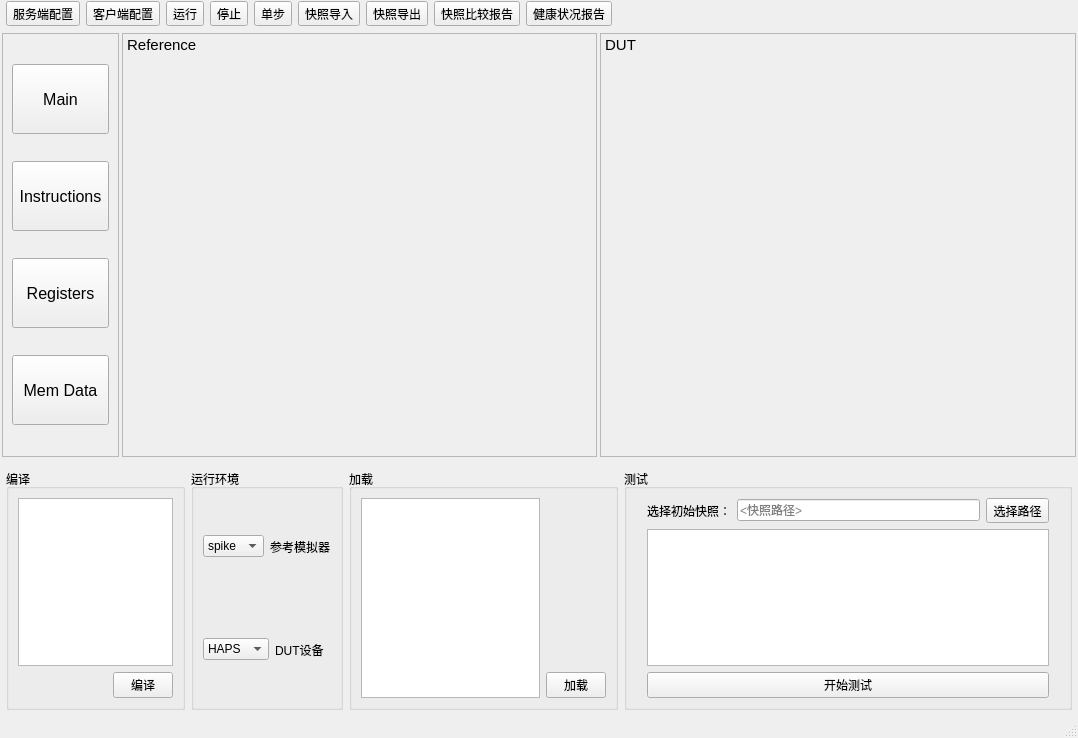
Before: the Qt Designer form ui/manageV0.1.ui in zfcfuture/CADS, drawn with Qt 5.
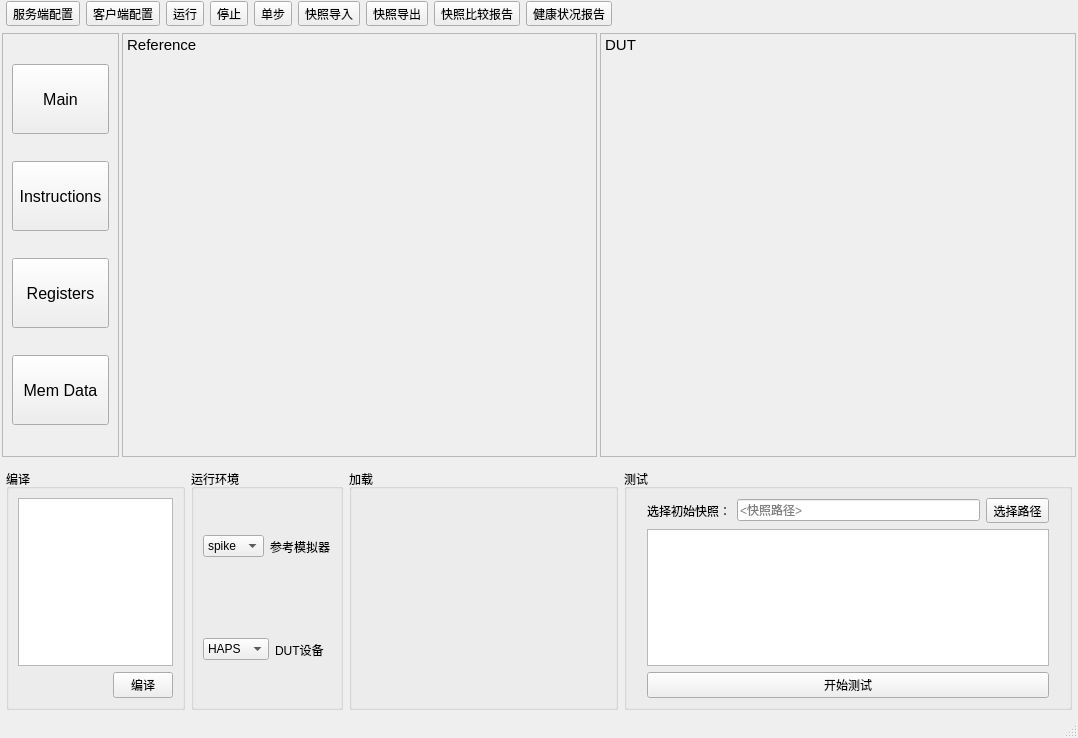
After: the same form once the commit is applied. Icons and pictures are not drawn.

What changed in the file:
```diff
--- a/ui/manageV0.1.ui
+++ b/ui/manageV0.1.ui
@@ -595,39 +595,9 @@
          <property name="title">
           <string>加载</string>
          </property>
-         <layout class="QHBoxLayout" name="horizontalLayout_7" stretch="2,0">
+         <layout class="QHBoxLayout" name="horizontalLayout_7">
           <item>
-           <widget class="QTableWidget" name="load_Widget"/>
-          </item>
-          <item>
-           <layout class="QVBoxLayout" name="verticalLayout_5">
-            <item>
-             <spacer name="verticalSpacer">
-              <property name="orientation">
-               <enum>Qt::Vertical</enum>
-              </property>
-              <property name="sizeHint" stdset="0">
-               <size>
-                <width>20</width>
-                <height>40</height>
-               </size>
-              </property>
-             </spacer>
-            </item>
-            <item>
-             <widget class="QPushButton" name="load_Button">
-              <property name="maximumSize">
-               <size>
-                <width>60</width>
-                <height>16777215</height>
-               </size>
-              </property>
-              <property name="text">
-               <string>加载</string>
-              </property>
-             </widget>
-            </item>
-           </layout>
+           <layout class="QGridLayout" name="gridLayout"/>
           </item>
          </layout>
         </widget>
```
